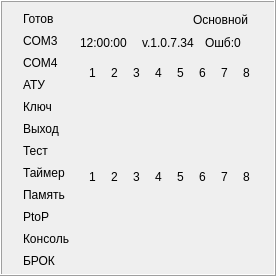
Qt form forms/bminfoframe.ui (eugene-pa/armdncqt) before a commit.
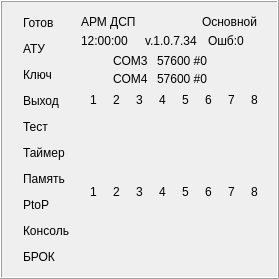
The same form after that commit. Icons and pictures are not drawn.

Patch:
```diff
--- a/forms/bminfoframe.ui
+++ b/forms/bminfoframe.ui
@@ -6,8 +6,8 @@
    <rect>
     <x>0</x>
     <y>0</y>
-    <width>276</width>
-    <height>276</height>
+    <width>279</width>
+    <height>279</height>
    </rect>
   </property>
   <property name="windowTitle">
@@ -24,8 +24,8 @@
     <rect>
      <x>0</x>
      <y>0</y>
-     <width>276</width>
-     <height>276</height>
+     <width>279</width>
+     <height>279</height>
     </rect>
    </property>
    <property name="frameShape">
@@ -50,226 +50,7 @@
      </sizepolicy>
     </property>
     <layout class="QGridLayout" name="gridLayout_2">
-     <item row="0" column="0">
-      <widget class="QLabel" name="label_ready">
-       <property name="sizePolicy">
-        <sizepolicy hsizetype="Fixed" vsizetype="Fixed">
-         <horstretch>0</horstretch>
-         <verstretch>0</verstretch>
-        </sizepolicy>
-       </property>
-       <property name="text">
-        <string/>
-       </property>
-       <property name="pixmap">
-        <pixmap resource="../shaper/images.qrc">:/status/images/icon_grn.ico</pixmap>
-       </property>
-      </widget>
-     </item>
-     <item row="0" column="1">
-      <widget class="QLabel" name="label_7">
-       <property name="sizePolicy">
-        <sizepolicy hsizetype="Preferred" vsizetype="Fixed">
-         <horstretch>0</horstretch>
-         <verstretch>0</verstretch>
-        </sizepolicy>
-       </property>
-       <property name="text">
-        <string>Готов</string>
-       </property>
-      </widget>
-     </item>
-     <item row="1" column="0">
-      <widget class="QLabel" name="label_COM3">
-       <property name="sizePolicy">
-        <sizepolicy hsizetype="Fixed" vsizetype="Fixed">
-         <horstretch>0</horstretch>
-         <verstretch>0</verstretch>
-        </sizepolicy>
-       </property>
-       <property name="text">
-        <string/>
-       </property>
-       <property name="pixmap">
-        <pixmap resource="../shaper/images.qrc">:/status/images/icon_grn.ico</pixmap>
-       </property>
-      </widget>
-     </item>
-     <item row="1" column="1">
-      <widget class="QLabel" name="label_20">
-       <property name="sizePolicy">
-        <sizepolicy hsizetype="Preferred" vsizetype="Fixed">
-         <horstretch>0</horstretch>
-         <verstretch>0</verstretch>
-        </sizepolicy>
-       </property>
-       <property name="text">
-        <string>COM3</string>
-       </property>
-      </widget>
-     </item>
-     <item row="2" column="0">
-      <widget class="QLabel" name="label_COM4">
-       <property name="sizePolicy">
-        <sizepolicy hsizetype="Fixed" vsizetype="Fixed">
-         <horstretch>0</horstretch>
-         <verstretch>0</verstretch>
-        </sizepolicy>
-       </property>
-       <property name="text">
-        <string/>
-       </property>
-       <property name="pixmap">
-        <pixmap resource="../shaper/images.qrc">:/status/images/icon_grn.ico</pixmap>
-       </property>
-      </widget>
-     </item>
-     <item row="2" column="1">
-      <widget class="QLabel" name="label_21">
-       <property name="sizePolicy">
-        <sizepolicy hsizetype="Preferred" vsizetype="Fixed">
-         <horstretch>0</horstretch>
-         <verstretch>0</verstretch>
-        </sizepolicy>
-       </property>
-       <property name="text">
-        <string>COM4</string>
-       </property>
-      </widget>
-     </item>
-     <item row="3" column="0">
-      <widget class="QLabel" name="label_ATU">
-       <property name="sizePolicy">
-        <sizepolicy hsizetype="Fixed" vsizetype="Fixed">
-         <horstretch>0</horstretch>
-         <verstretch>0</verstretch>
-        </sizepolicy>
-       </property>
-       <property name="text">
-        <string/>
-       </property>
-       <property name="pixmap">
-        <pixmap resource="../shaper/images.qrc">:/status/images/icon_grn.ico</pixmap>
-       </property>
-      </widget>
-     </item>
-     <item row="3" column="1">
-      <widget class="QLabel" name="label_22">
-       <property name="sizePolicy">
-        <sizepolicy hsizetype="Preferred" vsizetype="Fixed">
-         <horstretch>0</horstretch>
-         <verstretch>0</verstretch>
-        </sizepolicy>
-       </property>
-       <property name="text">
-        <string>АТУ</string>
-       </property>
-      </widget>
-     </item>
-     <item row="4" column="0">
-      <widget class="QLabel" name="label_Key">
-       <property name="sizePolicy">
-        <sizepolicy hsizetype="Fixed" vsizetype="Fixed">
-         <horstretch>0</horstretch>
-         <verstretch>0</verstretch>
-        </sizepolicy>
-       </property>
-       <property name="text">
-        <string/>
-       </property>
-       <property name="pixmap">
-        <pixmap resource="../shaper/images.qrc">:/status/images/icon_grn.ico</pixmap>
-       </property>
-      </widget>
-     </item>
-     <item row="4" column="1">
-      <widget class="QLabel" name="label_23">
-       <property name="sizePolicy">
-        <sizepolicy hsizetype="Preferred" vsizetype="Fixed">
-         <horstretch>0</horstretch>
-         <verstretch>0</verstretch>
-        </sizepolicy>
-       </property>
-       <property name="text">
-        <string>Ключ</string>
-       </property>
-      </widget>
-     </item>
-     <item row="5" column="0">
-      <widget class="QLabel" name="label_Out">
-       <property name="sizePolicy">
-        <sizepolicy hsizetype="Fixed" vsizetype="Fixed">
-         <horstretch>0</horstretch>
-         <verstretch>0</verstretch>
-        </sizepolicy>
-       </property>
-       <property name="text">
-        <string/>
-       </property>
-       <property name="pixmap">
-        <pixmap resource="../shaper/images.qrc">:/status/images/icon_grn.ico</pixmap>
-       </property>
-      </widget>
-     </item>
      <item row="5" column="1">
-      <widget class="QLabel" name="label_24">
-       <property name="sizePolicy">
-        <sizepolicy hsizetype="Preferred" vsizetype="Fixed">
-         <horstretch>0</horstretch>
-         <verstretch>0</verstretch>
-        </sizepolicy>
-       </property>
-       <property name="text">
-        <string>Выход</string>
-       </property>
-      </widget>
-     </item>
-     <item row="6" column="0">
-      <widget class="QLabel" name="label_Test">
-       <property name="sizePolicy">
-        <sizepolicy hsizetype="Fixed" vsizetype="Fixed">
-         <horstretch>0</horstretch>
-         <verstretch>0</verstretch>
-        </sizepolicy>
-       </property>
-       <property name="text">
-        <string/>
-       </property>
-       <property name="pixmap">
-        <pixmap resource="../shaper/images.qrc">:/status/images/icon_grn.ico</pixmap>
-       </property>
-      </widget>
-     </item>
-     <item row="6" column="1">
-      <widget class="QLabel" name="label_25">
-       <property name="sizePolicy">
-        <sizepolicy hsizetype="Preferred" vsizetype="Fixed">
-         <horstretch>0</horstretch>
-         <verstretch>0</verstretch>
-        </sizepolicy>
-       </property>
-       <property name="text">
-        <string>Тест</string>
-       </property>
-      </widget>
-     </item>
-     <item row="7" column="0">
-      <widget class="QLabel" name="label_Timer">
-       <property name="sizePolicy">
-        <sizepolicy hsizetype="Fixed" vsizetype="Fixed">
-         <horstretch>0</horstretch>
-         <verstretch>0</verstretch>
-        </sizepolicy>
-       </property>
-       <property name="text">
-        <string/>
-       </property>
-       <property name="pixmap">
-        <pixmap resource="../shaper/images.qrc">:/status/images/icon_grn.ico</pixmap>
-       </property>
-      </widget>
-     </item>
-     <item row="7" column="1">
       <widget class="QLabel" name="label_26">
        <property name="sizePolicy">
         <sizepolicy hsizetype="Preferred" vsizetype="Fixed">
@@ -282,23 +63,7 @@
        </property>
       </widget>
      </item>
-     <item row="8" column="0">
-      <widget class="QLabel" name="label_Mem">
-       <property name="sizePolicy">
-        <sizepolicy hsizetype="Fixed" vsizetype="Fixed">
-         <horstretch>0</horstretch>
-         <verstretch>0</verstretch>
-        </sizepolicy>
-       </property>
-       <property name="text">
-        <string/>
-       </property>
-       <property name="pixmap">
-        <pixmap resource="../shaper/images.qrc">:/status/images/icon_grn.ico</pixmap>
-       </property>
-      </widget>
-     </item>
-     <item row="8" column="1">
+     <item row="6" column="1">
       <widget class="QLabel" name="label_27">
        <property name="sizePolicy">
         <sizepolicy hsizetype="Preferred" vsizetype="Fixed">
@@ -311,8 +76,8 @@
        </property>
       </widget>
      </item>
-     <item row="9" column="0">
-      <widget class="QLabel" name="label_PNP">
+     <item row="6" column="0">
+      <widget class="QLabel" name="label_Mem">
        <property name="sizePolicy">
         <sizepolicy hsizetype="Fixed" vsizetype="Fixed">
          <horstretch>0</horstretch>
@@ -327,7 +92,7 @@
        </property>
       </widget>
      </item>
-     <item row="9" column="1">
+     <item row="7" column="1">
       <widget class="QLabel" name="label_28">
        <property name="sizePolicy">
         <sizepolicy hsizetype="Preferred" vsizetype="Fixed">
@@ -340,23 +105,7 @@
        </property>
       </widget>
      </item>
-     <item row="10" column="0">
-      <widget class="QLabel" name="label_consol">
-       <property name="sizePolicy">
-        <sizepolicy hsizetype="Fixed" vsizetype="Fixed">
-         <horstretch>0</horstretch>
-         <verstretch>0</verstretch>
-        </sizepolicy>
-       </property>
-       <property name="text">
-        <string/>
-       </property>
-       <property name="pixmap">
-        <pixmap resource="../shaper/images.qrc">:/status/images/icon_grn.ico</pixmap>
-       </property>
-      </widget>
-     </item>
-     <item row="10" column="1">
+     <item row="8" column="1">
       <widget class="QLabel" name="label_29">
        <property name="sizePolicy">
         <sizepolicy hsizetype="Preferred" vsizetype="Fixed">
@@ -369,7 +118,39 @@
        </property>
       </widget>
      </item>
-     <item row="11" column="0">
+     <item row="8" column="0">
+      <widget class="QLabel" name="label_consol">
+       <property name="sizePolicy">
+        <sizepolicy hsizetype="Fixed" vsizetype="Fixed">
+         <horstretch>0</horstretch>
+         <verstretch>0</verstretch>
+        </sizepolicy>
+       </property>
+       <property name="text">
+        <string/>
+       </property>
+       <property name="pixmap">
+        <pixmap resource="../shaper/images.qrc">:/status/images/icon_grn.ico</pixmap>
+       </property>
+      </widget>
+     </item>
+     <item row="7" column="0">
+      <widget class="QLabel" name="label_PNP">
+       <property name="sizePolicy">
+        <sizepolicy hsizetype="Fixed" vsizetype="Fixed">
+         <horstretch>0</horstretch>
+         <verstretch>0</verstretch>
+        </sizepolicy>
+       </property>
+       <property name="text">
+        <string/>
+       </property>
+       <property name="pixmap">
+        <pixmap resource="../shaper/images.qrc">:/status/images/icon_grn.ico</pixmap>
+       </property>
+      </widget>
+     </item>
+     <item row="9" column="0">
       <widget class="QLabel" name="label_OTU">
        <property name="sizePolicy">
         <sizepolicy hsizetype="Fixed" vsizetype="Fixed">
@@ -385,7 +166,7 @@
        </property>
       </widget>
      </item>
-     <item row="11" column="1">
+     <item row="9" column="1">
       <widget class="QLabel" name="label_30">
        <property name="sizePolicy">
         <sizepolicy hsizetype="Preferred" vsizetype="Fixed">
@@ -398,15 +179,176 @@
        </property>
       </widget>
      </item>
+     <item row="0" column="1">
+      <widget class="QLabel" name="label_7">
+       <property name="sizePolicy">
+        <sizepolicy hsizetype="Preferred" vsizetype="Fixed">
+         <horstretch>0</horstretch>
+         <verstretch>0</verstretch>
+        </sizepolicy>
+       </property>
+       <property name="text">
+        <string>Готов</string>
+       </property>
+      </widget>
+     </item>
+     <item row="0" column="0">
+      <widget class="QLabel" name="label_ready">
+       <property name="sizePolicy">
+        <sizepolicy hsizetype="Fixed" vsizetype="Fixed">
+         <horstretch>0</horstretch>
+         <verstretch>0</verstretch>
+        </sizepolicy>
+       </property>
+       <property name="text">
+        <string/>
+       </property>
+       <property name="pixmap">
+        <pixmap resource="../shaper/images.qrc">:/status/images/icon_grn.ico</pixmap>
+       </property>
+      </widget>
+     </item>
+     <item row="1" column="1">
+      <widget class="QLabel" name="label_22">
+       <property name="sizePolicy">
+        <sizepolicy hsizetype="Preferred" vsizetype="Fixed">
+         <horstretch>0</horstretch>
+         <verstretch>0</verstretch>
+        </sizepolicy>
+       </property>
+       <property name="text">
+        <string>АТУ</string>
+       </property>
+      </widget>
+     </item>
+     <item row="2" column="1">
+      <widget class="QLabel" name="label_23">
+       <property name="sizePolicy">
+        <sizepolicy hsizetype="Preferred" vsizetype="Fixed">
+         <horstretch>0</horstretch>
+         <verstretch>0</verstretch>
+        </sizepolicy>
+       </property>
+       <property name="text">
+        <string>Ключ</string>
+       </property>
+      </widget>
+     </item>
+     <item row="2" column="0">
+      <widget class="QLabel" name="label_Key">
+       <property name="sizePolicy">
+        <sizepolicy hsizetype="Fixed" vsizetype="Fixed">
+         <horstretch>0</horstretch>
+         <verstretch>0</verstretch>
+        </sizepolicy>
+       </property>
+       <property name="text">
+        <string/>
+       </property>
+       <property name="pixmap">
+        <pixmap resource="../shaper/images.qrc">:/status/images/icon_grn.ico</pixmap>
+       </property>
+      </widget>
+     </item>
+     <item row="1" column="0">
+      <widget class="QLabel" name="label_ATU">
+       <property name="sizePolicy">
+        <sizepolicy hsizetype="Fixed" vsizetype="Fixed">
+         <horstretch>0</horstretch>
+         <verstretch>0</verstretch>
+        </sizepolicy>
+       </property>
+       <property name="text">
+        <string/>
+       </property>
+       <property name="pixmap">
+        <pixmap resource="../shaper/images.qrc">:/status/images/icon_grn.ico</pixmap>
+       </property>
+      </widget>
+     </item>
+     <item row="4" column="0">
+      <widget class="QLabel" name="label_Test">
+       <property name="sizePolicy">
+        <sizepolicy hsizetype="Fixed" vsizetype="Fixed">
+         <horstretch>0</horstretch>
+         <verstretch>0</verstretch>
+        </sizepolicy>
+       </property>
+       <property name="text">
+        <string/>
+       </property>
+       <property name="pixmap">
+        <pixmap resource="../shaper/images.qrc">:/status/images/icon_grn.ico</pixmap>
+       </property>
+      </widget>
+     </item>
+     <item row="3" column="1">
+      <widget class="QLabel" name="label_24">
+       <property name="sizePolicy">
+        <sizepolicy hsizetype="Preferred" vsizetype="Fixed">
+         <horstretch>0</horstretch>
+         <verstretch>0</verstretch>
+        </sizepolicy>
+       </property>
+       <property name="text">
+        <string>Выход</string>
+       </property>
+      </widget>
+     </item>
+     <item row="3" column="0">
+      <widget class="QLabel" name="label_Out">
+       <property name="sizePolicy">
+        <sizepolicy hsizetype="Fixed" vsizetype="Fixed">
+         <horstretch>0</horstretch>
+         <verstretch>0</verstretch>
+        </sizepolicy>
+       </property>
+       <property name="text">
+        <string/>
+       </property>
+       <property name="pixmap">
+        <pixmap resource="../shaper/images.qrc">:/status/images/icon_grn.ico</pixmap>
+       </property>
+      </widget>
+     </item>
+     <item row="4" column="1">
+      <widget class="QLabel" name="label_25">
+       <property name="sizePolicy">
+        <sizepolicy hsizetype="Preferred" vsizetype="Fixed">
+         <horstretch>0</horstretch>
+         <verstretch>0</verstretch>
+        </sizepolicy>
+       </property>
+       <property name="text">
+        <string>Тест</string>
+       </property>
+      </widget>
+     </item>
+     <item row="5" column="0">
+      <widget class="QLabel" name="label_Timer">
+       <property name="sizePolicy">
+        <sizepolicy hsizetype="Fixed" vsizetype="Fixed">
+         <horstretch>0</horstretch>
+         <verstretch>0</verstretch>
+        </sizepolicy>
+       </property>
+       <property name="text">
+        <string/>
+       </property>
+       <property name="pixmap">
+        <pixmap resource="../shaper/images.qrc">:/status/images/icon_grn.ico</pixmap>
+       </property>
+      </widget>
+     </item>
     </layout>
    </widget>
-   <widget class="QWidget" name="">
+   <widget class="QWidget" name="layoutWidget">
     <property name="geometry">
      <rect>
       <x>80</x>
-      <y>60</y>
-      <width>181</width>
-      <height>211</height>
+      <y>90</y>
+      <width>191</width>
+      <height>181</height>
      </rect>
     </property>
     <layout class="QGridLayout" name="gridLayout">
@@ -1436,18 +1378,53 @@
      </item>
     </layout>
    </widget>
-   <widget class="QWidget" name="">
+   <widget class="QWidget" name="layoutWidget">
     <property name="geometry">
      <rect>
-      <x>80</x>
+      <x>81</x>
       <y>10</y>
-      <width>181</width>
+      <width>191</width>
       <height>41</height>
      </rect>
     </property>
     <layout class="QVBoxLayout" name="verticalLayout">
+     <property name="spacing">
+      <number>0</number>
+     </property>
      <item>
       <layout class="QHBoxLayout" name="horizontalLayout_2">
+       <property name="spacing">
+        <number>8</number>
+       </property>
+       <item>
+        <widget class="QLabel" name="label_MainRsrv_2">
+         <property name="sizePolicy">
+          <sizepolicy hsizetype="Preferred" vsizetype="Fixed">
+           <horstretch>0</horstretch>
+           <verstretch>0</verstretch>
+          </sizepolicy>
+         </property>
+         <property name="text">
+          <string>АРМ ДСП</string>
+         </property>
+        </widget>
+       </item>
+       <item>
+        <widget class="QLabel" name="label_ArmDsp">
+         <property name="sizePolicy">
+          <sizepolicy hsizetype="Fixed" vsizetype="Fixed">
+           <horstretch>0</horstretch>
+           <verstretch>0</verstretch>
+          </sizepolicy>
+         </property>
+         <property name="text">
+          <string/>
+         </property>
+         <property name="pixmap">
+          <pixmap resource="../shaper/images.qrc">:/status/images/icon_grn.ico</pixmap>
+         </property>
+        </widget>
+       </item>
        <item>
         <spacer name="horizontalSpacer">
          <property name="orientation">
@@ -1537,10 +1514,105 @@
      </item>
     </layout>
    </widget>
-   <zorder>label_actual</zorder>
-   <zorder>horizontalSpacer</zorder>
-   <zorder>label_MainRsrv</zorder>
-   <zorder></zorder>
+   <widget class="QWidget" name="layoutWidget">
+    <property name="geometry">
+     <rect>
+      <x>100</x>
+      <y>50</y>
+      <width>171</width>
+      <height>41</height>
+     </rect>
+    </property>
+    <layout class="QGridLayout" name="gridLayout_3" columnstretch="1,1,3">
+     <property name="verticalSpacing">
+      <number>0</number>
+     </property>
+     <item row="0" column="0">
+      <widget class="QLabel" name="label_COM3">
+       <property name="sizePolicy">
+        <sizepolicy hsizetype="Fixed" vsizetype="Fixed">
+         <horstretch>0</horstretch>
+         <verstretch>0</verstretch>
+        </sizepolicy>
+       </property>
+       <property name="text">
+        <string/>
+       </property>
+       <property name="pixmap">
+        <pixmap resource="../shaper/images.qrc">:/status/images/icon_grn.ico</pixmap>
+       </property>
+      </widget>
+     </item>
+     <item row="0" column="1">
+      <widget class="QLabel" name="label_20">
+       <property name="sizePolicy">
+        <sizepolicy hsizetype="Preferred" vsizetype="Fixed">
+         <horstretch>0</horstretch>
+         <verstretch>0</verstretch>
+        </sizepolicy>
+       </property>
+       <property name="text">
+        <string>COM3</string>
+       </property>
+      </widget>
+     </item>
+     <item row="0" column="2">
+      <widget class="QLabel" name="label_COM3_about">
+       <property name="sizePolicy">
+        <sizepolicy hsizetype="Preferred" vsizetype="Fixed">
+         <horstretch>0</horstretch>
+         <verstretch>0</verstretch>
+        </sizepolicy>
+       </property>
+       <property name="text">
+        <string>57600 #0</string>
+       </property>
+      </widget>
+     </item>
+     <item row="1" column="0">
+      <widget class="QLabel" name="label_COM4">
+       <property name="sizePolicy">
+        <sizepolicy hsizetype="Fixed" vsizetype="Fixed">
+         <horstretch>0</horstretch>
+         <verstretch>0</verstretch>
+        </sizepolicy>
+       </property>
+       <property name="text">
+        <string/>
+       </property>
+       <property name="pixmap">
+        <pixmap resource="../shaper/images.qrc">:/status/images/icon_grn.ico</pixmap>
+       </property>
+      </widget>
+     </item>
+     <item row="1" column="1">
+      <widget class="QLabel" name="label_21">
+       <property name="sizePolicy">
+        <sizepolicy hsizetype="Preferred" vsizetype="Fixed">
+         <horstretch>0</horstretch>
+         <verstretch>0</verstretch>
+        </sizepolicy>
+       </property>
+       <property name="text">
+        <string>COM4</string>
+       </property>
+      </widget>
+     </item>
+     <item row="1" column="2">
+      <widget class="QLabel" name="label_COM4_about">
+       <property name="sizePolicy">
+        <sizepolicy hsizetype="Preferred" vsizetype="Fixed">
+         <horstretch>0</horstretch>
+         <verstretch>0</verstretch>
+        </sizepolicy>
+       </property>
+       <property name="text">
+        <string>57600 #0</string>
+       </property>
+      </widget>
+     </item>
+    </layout>
+   </widget>
    <zorder>layoutWidget</zorder>
    <zorder></zorder>
    <zorder></zorder>
```
Left out of the diff: 5 changed lines with no effect on the pictures.
